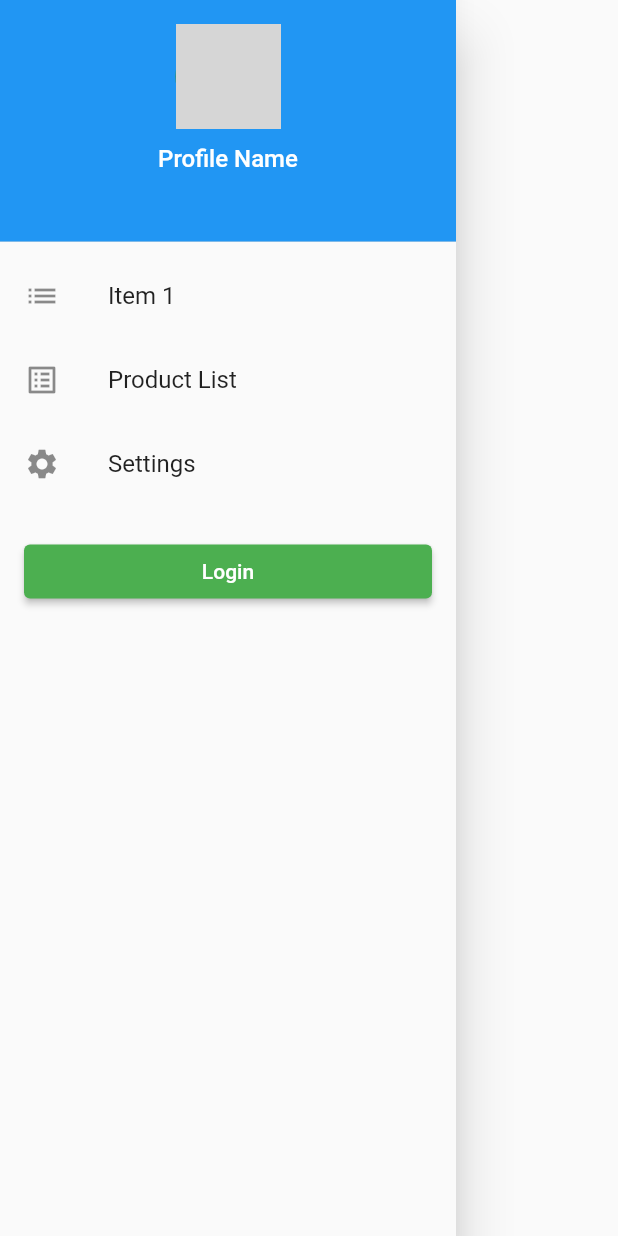
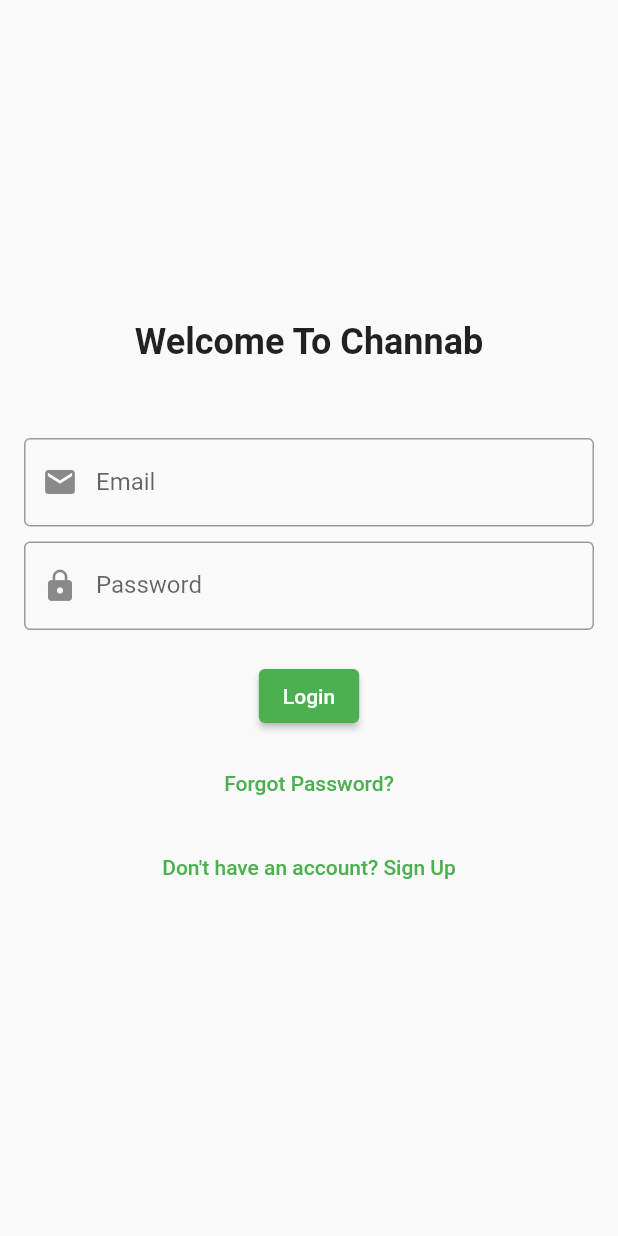
Before and after one commit to khuram2025/cshop, a Flutter app: the CustomDrawer widget shown alone on an empty page, opened directly, after a tap on "Login", on a phone screen of 412 x 824 dp. Run offline on Flutter 3.47's test engine with Material 2 defaults, Android fonts, the phone set to English and light mode, and no system bars; network calls fail; grey boxes are pictures that could not be loaded.

Commit message:
initial3

```diff
--- a/lib/screens/home_page.dart
+++ b/lib/screens/home_page.dart
@@ -25,6 +25,7 @@
               ),
             ),
           ),
+
           CategoryWidget(),
           SizedBox(height: 10.0),
           ...List.generate(5, (index) => ProductCardBuilder()),
--- /dev/null
+++ b/lib/screens/login.dart
@@ -0,0 +1,79 @@
+import 'package:cstore/screens/sighnup.dart';
+import 'package:flutter/material.dart';
+
+class LoginPage extends StatelessWidget {
+  final TextEditingController emailController = TextEditingController();
+  final TextEditingController passwordController = TextEditingController();
+
+  @override
+  Widget build(BuildContext context) {
+    return Scaffold(
+      body: Center(
+        child: Padding(
+          padding: const EdgeInsets.all(16.0),
+          child: Column(
+            mainAxisAlignment: MainAxisAlignment.center,
+            children: [
+              Text(
+                'Welcome To Channab',  // Replace with your app's name or logo
+                style: TextStyle(fontSize: 24, fontWeight: FontWeight.bold),
+              ),
+              SizedBox(height: 50),
+              TextField(
+                controller: emailController,
+                keyboardType: TextInputType.emailAddress,
+                decoration: InputDecoration(
+                  labelText: 'Email',
+                  border: OutlineInputBorder(),
+                  prefixIcon: Icon(Icons.email),
+                ),
+              ),
+              SizedBox(height: 10),
+              TextField(
+                controller: passwordController,
+                obscureText: true,
+                decoration: InputDecoration(
+                  labelText: 'Password',
+                  border: OutlineInputBorder(),
+                  prefixIcon: Icon(Icons.lock),
+                ),
+              ),
+              SizedBox(height: 20),
+              ElevatedButton(
+                onPressed: () {
+                  // Handle login action
+                  // For now, just print the entered email and password
+                  print('Email: ${emailController.text}');
+                  print('Password: ${passwordController.text}');
+                },
+                child: Text('Login'),
+              ),
+              SizedBox(height: 10),
+              TextButton(
+                onPressed: () {
+                  // Handle "Forgot Password?" action
+                },
+                child: Text('Forgot Password?'),
+              ),
+              TextButton(
+                onPressed: () {
+                  // Handle "Sign Up" action
+                },
+                child: TextButton(
+                  onPressed: () {
+                    Navigator.push(
+                      context,
+                      MaterialPageRoute(builder: (context) => SignUpPage()),
+                    );
+                  },
+                  child: Text('Don\'t have an account? Sign Up'),
+                )
+
+              ),
+            ],
+          ),
+        ),
+      ),
+    );
+  }
+}
--- a/lib/widgets/custom_drawer.dart
+++ b/lib/widgets/custom_drawer.dart
@@ -1,4 +1,5 @@
 import 'package:flutter/material.dart';
+import '../screens/login.dart';
 import '../screens/product_list_page.dart';
 
 
@@ -50,7 +51,7 @@
               // Navigate to the Settings page
               Navigator.push(
                 context,
-                MaterialPageRoute(builder: (context) => ProductListPage()),
+                MaterialPageRoute(builder: (context) => ProductListPage()),  // Replace this with the Settings page once created
               );
             },
           ),
@@ -59,7 +60,11 @@
             padding: const EdgeInsets.symmetric(horizontal: 16.0, vertical: 20.0),
             child: ElevatedButton(
               onPressed: () {
-                // Handle login click
+                // Handle login click and navigate to LoginPage
+                Navigator.push(
+                  context,
+                  MaterialPageRoute(builder: (context) => LoginPage()),
+                );
               },
               child: Text('Login'),
             ),
```
Also changed, not shown: lib/screens/category_list.dart (added, +19 -0 lines), lib/screens/sighnup.dart (added, +96 -0 lines), lib/widgets/category_widget.dart (+12 -3 lines).
